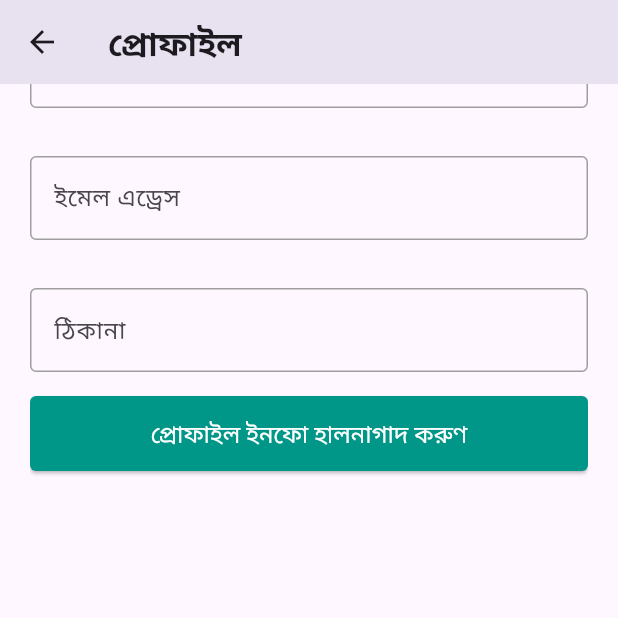
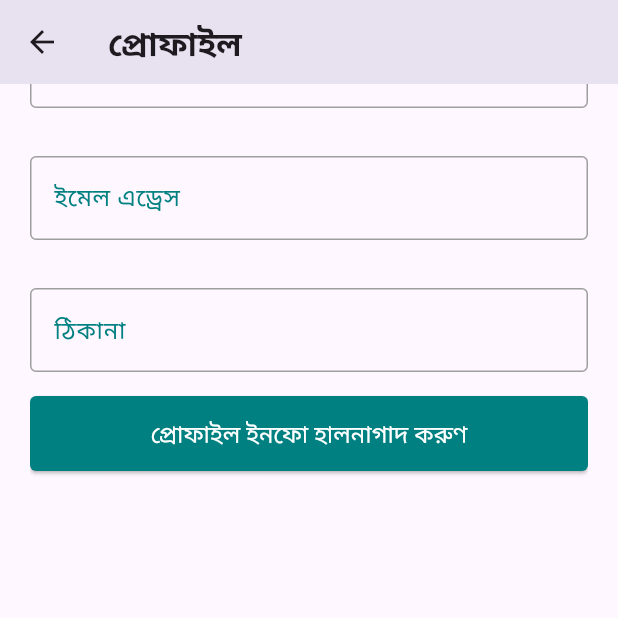
Before and after one commit to SadakatulShakil/LandSlide-RIMES, a Flutter app: the Profile screen opened directly, scrolled down 350 dp, on a phone screen of 412 x 824 dp, the top half of it. Run offline on Flutter 3.47's test engine with Material 3 defaults, Android fonts, the phone set to English and light mode, and no system bars; our stand-ins replace connectivity_plus, fl_chart, floor, geolocator, get, google_maps_flutter and 4 more; accounts and stored records are empty; generated files the repository leaves out were written again; network calls fail.

Commit message:
Color scheme change for stepper color combo effect

```diff
--- a/lib/Utills/AppColors.dart
+++ b/lib/Utills/AppColors.dart
@@ -2,18 +2,15 @@
 import 'dart:ui';
 
 class AppColors {
-  final app_primary = const Color(0xFF004A07);
-  final app_primary_dark = const Color(0xFF5C775D);
-  final app_primary_light = const Color(0xFF28A745);
-  final app_primary_bg_dark = const Color(0xFFE1FFDF);
-  final app_primary_bg_light = const Color(0xFFF9FFF5);
+  final app_primary = const Color(0xFF008080);
+  final app_primary_bg = const Color(0xFFE0F2F1);
 
-  final app_secondary = const Color(0xFFFFD205);
-  final app_secondary_bg = const Color(0xFFFFF3BB);
+  final app_secondary = const Color(0xFFFFFFFF);
+  final app_secondary_bg = const Color(0xC7B6D5EA);
+  final positive_bg = const Color(0xFF14A20A);
 
-  final app_natural_black = const Color(0xFF3B443B);
-  final app_natural_gray = const Color(0xFF4D534D);
-  final app_natural_white = const Color(0xFFFFFFFF);
+  final black_font_color = const Color(0xFF000000);
+  final grey_font_color = const Color(0xFF4D534D);
 
 
   final app_alert_normal = const Color(0xFF004A07);
--- a/lib/Utills/AppDrawer.dart
+++ b/lib/Utills/AppDrawer.dart
@@ -30,7 +30,7 @@ class _AppDrawerState extends State<AppDrawer> {
               padding: EdgeInsets.all(2),
               decoration: BoxDecoration(
                 borderRadius: BorderRadius.circular(100),
-                color: AppColors().app_natural_white
+                color: AppColors().app_secondary
               ),
               child: ClipRRect(
                 borderRadius: BorderRadius.circular(200),
--- a/lib/page/profile.dart
+++ b/lib/page/profile.dart
@@ -2,6 +2,7 @@ import 'dart:io';
 
 import 'package:flutter/material.dart';
 import 'package:get/get.dart';
+import 'package:lanslide_report/Utills/AppColors.dart';
 import 'package:lanslide_report/page/webview_view.dart';
 
 import '../controller/profile/ProfileController.dart';
@@ -32,7 +33,7 @@ class _ProfileState extends State<Profile> {
                 child: Container(
                             padding: EdgeInsets.symmetric(horizontal: 12, vertical: 6),
                             decoration: BoxDecoration(
-                color: Colors.green,
+                color: AppColors().positive_bg,
                 borderRadius: BorderRadius.circular(20),
                             ),
                             child: InkWell(
@@ -74,8 +75,8 @@ class _ProfileState extends State<Profile> {
                       }),
                       Positioned(
                           child: CircleAvatar(
-                            backgroundColor: Colors.amber,
-                            foregroundColor: Colors.white,
+                            backgroundColor: AppColors().app_alert_severe,
+                            foregroundColor: AppColors().app_secondary,
                             radius: 18,
                             child: IconButton(onPressed: () {
                               controller.pickImage();
@@ -103,7 +104,7 @@ class _ProfileState extends State<Profile> {
                   Container(
                     width: MediaQuery.of(context).size.height,
                     decoration: BoxDecoration(
-                      color: Colors.teal,
+                      color: AppColors().app_primary,
                       borderRadius: BorderRadius.circular(5)
                     ),
                     child: Column(
@@ -112,13 +113,14 @@ class _ProfileState extends State<Profile> {
                           padding: EdgeInsets.symmetric(horizontal: 4),
                           child: TabBar(
                             dividerHeight: 0,
-                            unselectedLabelColor: Colors.white,
+                            labelColor: AppColors().app_primary,
+                            unselectedLabelColor: AppColors().app_secondary,
                             indicatorWeight: 1,
                             indicatorPadding: EdgeInsets.symmetric(vertical: 4),
                             indicatorSize: TabBarIndicatorSize.tab,
-                            indicatorColor: Colors.white,
+                            indicatorColor: AppColors().app_secondary,
                             indicator: BoxDecoration(
-                              color: Colors.white,
+                              color: AppColors().app_secondary,
                               borderRadius: BorderRadius.circular(5)
                             ),
                             controller: controller.tabController,
@@ -156,15 +158,16 @@ class _ProfileState extends State<Profile> {
                             controller: controller.nameController,
                             enabled: true,
                             decoration: InputDecoration(
-                              labelText: "profile_info_name".tr,
+                              label: Text("profile_info_name".tr, style: TextStyle(color: AppColors().app_primary),),
                               enabledBorder: OutlineInputBorder(
                                   borderSide: BorderSide(color: Colors.grey)),
                               disabledBorder: OutlineInputBorder(
                                   borderSide: BorderSide(color: Colors.grey)),
                               focusedBorder: OutlineInputBorder(
-                                  borderSide: BorderSide(color: Colors.green)
+                                  borderSide: BorderSide(color: AppColors().app_primary)
                               ),
                             ),
+                            cursorColor: AppColors().app_primary,
                           ),
                         ),
 
@@ -177,15 +180,16 @@ class _ProfileState extends State<Profile> {
                             controller: controller.emailController,
                             enabled: true,
                             decoration: InputDecoration(
-                              labelText: "profile_info_email".tr,
+                              label: Text("profile_info_email".tr, style: TextStyle(color: AppColors().app_primary),),
                               enabledBorder: OutlineInputBorder(
                                   borderSide: BorderSide(color: Colors.grey)),
                               disabledBorder: OutlineInputBorder(
                                   borderSide: BorderSide(color: Colors.grey)),
                               focusedBorder: OutlineInputBorder(
-                                  borderSide: BorderSide(color: Colors.green)
+                                  borderSide: BorderSide(color: AppColors().app_primary)
                               ),
                             ),
+                            cursorColor: AppColors().app_primary,
                           ),
                         ),
 
@@ -198,15 +202,16 @@ class _ProfileState extends State<Profile> {
                             controller: controller.addressController,
                             enabled: true,
                             decoration: InputDecoration(
-                              labelText: "profile_info_address".tr,
+                              label: Text("profile_info_address".tr, style: TextStyle(color: AppColors().app_primary),),
                               enabledBorder: OutlineInputBorder(
                                   borderSide: BorderSide(color: Colors.grey)),
                               disabledBorder: OutlineInputBorder(
                                   borderSide: BorderSide(color: Colors.grey)),
                               focusedBorder: OutlineInputBorder(
-                                  borderSide: BorderSide(color: Colors.green)
+                                  borderSide: BorderSide(color: AppColors().app_primary)
                               ),
                             ),
+                            cursorColor: AppColors().app_primary,
                           ),
                         ),
 
@@ -218,8 +223,8 @@ class _ProfileState extends State<Profile> {
                             onPressed: controller.updateProfile,
                             child: Text("profile_info_update_button".tr),
                             style: ElevatedButton.styleFrom(
-                              backgroundColor: Colors.teal,
-                              foregroundColor: Colors.white,
+                              backgroundColor: AppColors().app_primary,
+                              foregroundColor: AppColors().app_secondary,
                               textStyle: TextStyle(fontSize: 16),
                               minimumSize: Size(100, 50),
                               shape: RoundedRectangleBorder(borderRadius: BorderRadius.circular(4))
@@ -256,8 +261,8 @@ class _ProfileState extends State<Profile> {
                             ),
                             child: ToggleButtons(
                               borderRadius: BorderRadius.circular(10),
-                              fillColor: Colors.purple.shade100,
-                              selectedColor: Colors.black,
+                              fillColor: AppColors().app_primary_bg,
+                              selectedColor: AppColors().app_primary,
                               color: Colors.black54,
                               textStyle: TextStyle(fontSize: 16),
                               isSelected: controller.selectedLanguage,
@@ -334,12 +339,12 @@ class _ProfileState extends State<Profile> {
       shape: RoundedRectangleBorder(borderRadius: BorderRadius.circular(10)),
       elevation: 3,
       child: ListTile(
-        leading: Icon(icon, size: 30, color: Colors.black54),
+        leading: Icon(icon, size: 30, color: AppColors().app_primary),
         title: Text(
           text,
           style: TextStyle(fontSize: 16),
         ),
-        trailing: Icon(Icons.arrow_forward_ios, color: Colors.black54),
+        trailing: Icon(Icons.arrow_forward_ios, color: AppColors().app_primary),
         tileColor: Colors.white,
         shape: RoundedRectangleBorder(borderRadius: BorderRadius.circular(10)),
         onTap: onTap,
--- a/lib/page/webview_view.dart
+++ b/lib/page/webview_view.dart
@@ -1,6 +1,7 @@
 import 'package:flutter/material.dart';
 
 import 'package:get/get.dart';
+import 'package:lanslide_report/Utills/AppColors.dart';
 import 'package:webview_flutter/webview_flutter.dart';
 
 import '../controller/webview/webview_controller.dart';
@@ -21,8 +22,8 @@ class WebviewView extends GetView<WebviewController> {
             Obx(()=> Visibility(
                 visible: controller.isPageLoading.value != 100,
                 child: CircularProgressIndicator(
-                  backgroundColor: Colors.white,
-                  color: Colors.teal,
+                  backgroundColor: AppColors().app_secondary,
+                  color: AppColors().app_primary,
                 )
             ))
           ]
```
Also changed, not shown: lib/controller/report/report_controller.dart (+58 -18 lines), lib/page/dashboard.dart (+12 -11 lines), lib/page/mobile.dart (+10 -4 lines), lib/page/navigation_view.dart (+5 -4 lines), lib/page/otp.dart (+28 -7 lines), lib/page/report_form_page.dart (+14 -8 lines).
